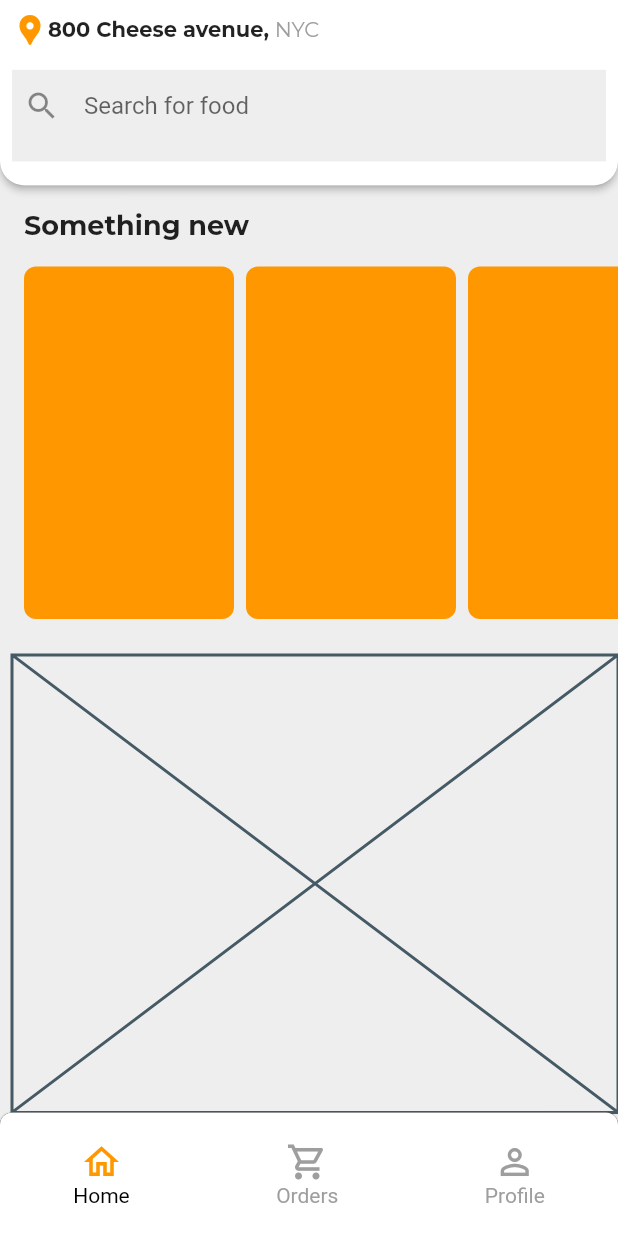
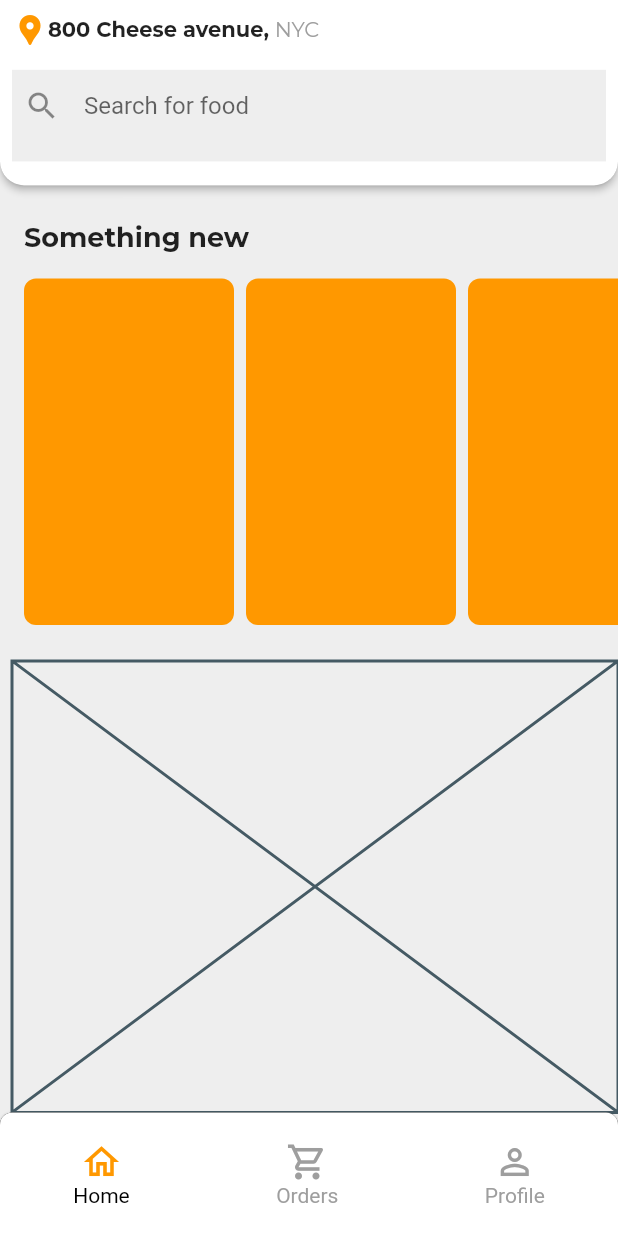
Before and after one commit to JAICHANGPARK/flutter_notebook_11th_story, a Flutter app: the screen it shows after launch, on a phone screen of 412 x 824 dp. Run offline on Flutter 3.47's test engine with Material 2 defaults, Android fonts, the phone set to English and light mode, and no system bars; our stand-ins replace backdrop, badges, flutter_inner_drawer, flutter_slidable, flutter_swiper, google_fonts.

Commit message:
Update food_home_page.dart

```diff
--- a/lib/ep744_food_app/ui/food_home_page.dart
+++ b/lib/ep744_food_app/ui/food_home_page.dart
@@ -90,7 +90,7 @@ class _FoodHomePageState extends State<FoodHomePage> {
             Expanded(
                 flex: 15,
                 child: Padding(
-                  padding: const EdgeInsets.only(top: 8, left: 8),
+                  padding: const EdgeInsets.only(top: 16, left: 8),
                   child: Column(
                     children: [
                       Expanded(
```
